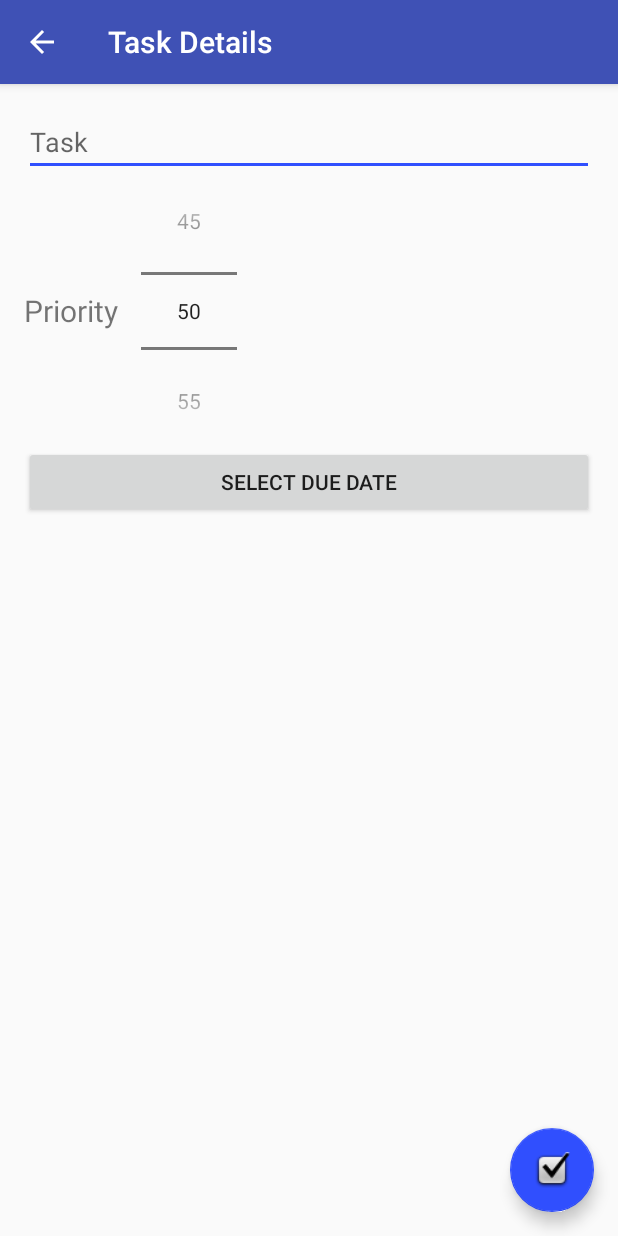
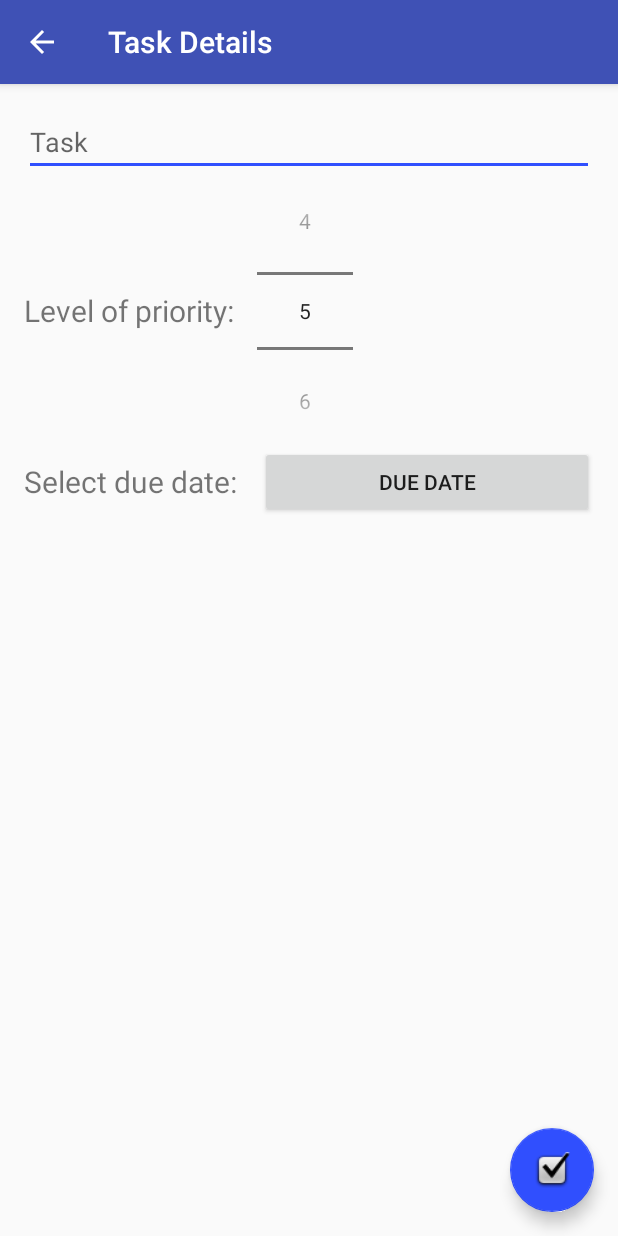
Before and after one commit to joeykblack/android.organizer.todo, an Android app: the TaskDetailActivity screen opened directly, with no data from a screen before it, on a phone screen of 412 x 824 dp. Run offline under Robolectric (Android 15) with nearby library versions, the phone set to English and light mode, and no system bars.

Commit message:
name and layout cleanup

```diff
--- a/app/src/main/java/joeykblack/organizer/todo/QueueActivity.java
+++ b/app/src/main/java/joeykblack/organizer/todo/QueueActivity.java
@@ -206,7 +206,7 @@ public class QueueActivity extends AppCompatActivity {
         if (id == R.id.action_about) {
             AlertDialog alertDialog = new AlertDialog.Builder(this).create();
             alertDialog.setTitle("About");
-            alertDialog.setMessage("This is a TODO list app that sorts tasks by priority and due date."
+            alertDialog.setMessage("This is a to do list app that sorts tasks by priority and due date."
                 + "\n"
                 + "\nCreated by: joeykblack@gmail.com"
                 + "\nVersion 1.0"
--- a/app/src/main/java/joeykblack/organizer/todo/database/TaskContract.java
+++ b/app/src/main/java/joeykblack/organizer/todo/database/TaskContract.java
@@ -11,9 +11,9 @@ public class TaskContract {
     public static final SimpleDateFormat DATE_FORMAT = new SimpleDateFormat("yyyy-MM-dd");
     public static final String DATE_PATTERN = "\\d{4}-\\d{2}-\\d{2}";
 
-    public static final int PRIORITY_MIN = 0;
-    public static final int PRIORITY_MAX = 100;
-    public static final int PRIORITY_STEP = 5;
+    public static final int PRIORITY_MIN = 1;
+    public static final int PRIORITY_MAX = 10;
+    public static final int PRIORITY_STEP = 1;
 
     public class TaskEntry implements BaseColumns {
         public static final String TABLE = "tasks";
--- a/app/src/main/java/joeykblack/organizer/todo/model/Task.java
+++ b/app/src/main/java/joeykblack/organizer/todo/model/Task.java
@@ -3,6 +3,7 @@ package joeykblack.organizer.todo.model;
 import java.io.Serializable;
 import java.util.Date;
 
+import joeykblack.organizer.todo.database.TaskDbHelper;
 import joeykblack.organizer.todo.util.RankCalculator;
 
 /**
@@ -63,7 +64,7 @@ public class Task implements Comparable<Task>, Serializable {
 
     @Override
     public String toString() {
-        return title;
+        return title + " [" + TaskDbHelper.serializeDate(this.date) + ", " + getPriority() + ", " + getRank() + "]" ;
     }
 
     @Override
--- a/app/src/main/res/layout/content_task_detail.xml
+++ b/app/src/main/res/layout/content_task_detail.xml
@@ -23,7 +23,7 @@
     <LinearLayout xmlns:android="http://schemas.android.com/apk/res/android"
         android:orientation="horizontal"
         android:layout_width="fill_parent"
-        android:layout_height="wrap_content">"
+        android:layout_height="wrap_content">
         <TextView
             android:layout_width="wrap_content"
             android:layout_height="wrap_content"
@@ -35,11 +35,23 @@
             android:layout_width="wrap_content"
             android:layout_height="wrap_content"  />
     </LinearLayout>
-    <Button
-        android:id="@+id/edit_task_date"
+    <LinearLayout xmlns:android="http://schemas.android.com/apk/res/android"
+        android:orientation="horizontal"
         android:layout_width="fill_parent"
-        android:layout_height="wrap_content"
-        android:text="@string/pick_date"
-        android:onClick="showDatePickerDialog" />
+        android:layout_height="wrap_content">
+        <TextView
+            android:layout_width="wrap_content"
+            android:layout_height="wrap_content"
+            android:layout_gravity="center"
+            android:textSize="20sp"
+            android:layout_marginRight="15sp"
+            android:text="@string/select_due_date"/>
+        <Button
+            android:id="@+id/edit_task_date"
+            android:layout_width="fill_parent"
+            android:layout_height="wrap_content"
+            android:text="@string/due_date"
+            android:onClick="showDatePickerDialog" />
+    </LinearLayout>
 
 </LinearLayout>
--- a/app/src/main/res/values/strings.xml
+++ b/app/src/main/res/values/strings.xml
@@ -1,12 +1,13 @@
 <resources>
-    <string name="app_name">Todo</string>
+    <string name="app_name">Priority List</string>
     <string name="action_about">About</string>
     <string name="title_activity_task_detail">Task Details</string>
 
     <string name="label_task_title">Task</string>
-    <string name="label_task_priority">Priority</string>
-    <string name="pick_date">Select Due Date</string>
+    <string name="label_task_priority">Level of priority:</string>
+    <string name="select_due_date">Select due date:</string>
+    <string name="due_date">Due Date</string>
 
-    <string name="show_all">Show All</string>
-    <string name="show_more">Show More</string>
+    <string name="show_all">Show All Tasks</string>
+    <string name="show_more">Show More Tasks</string>
 </resources>
```
Also changed, not shown: 1 other file.
